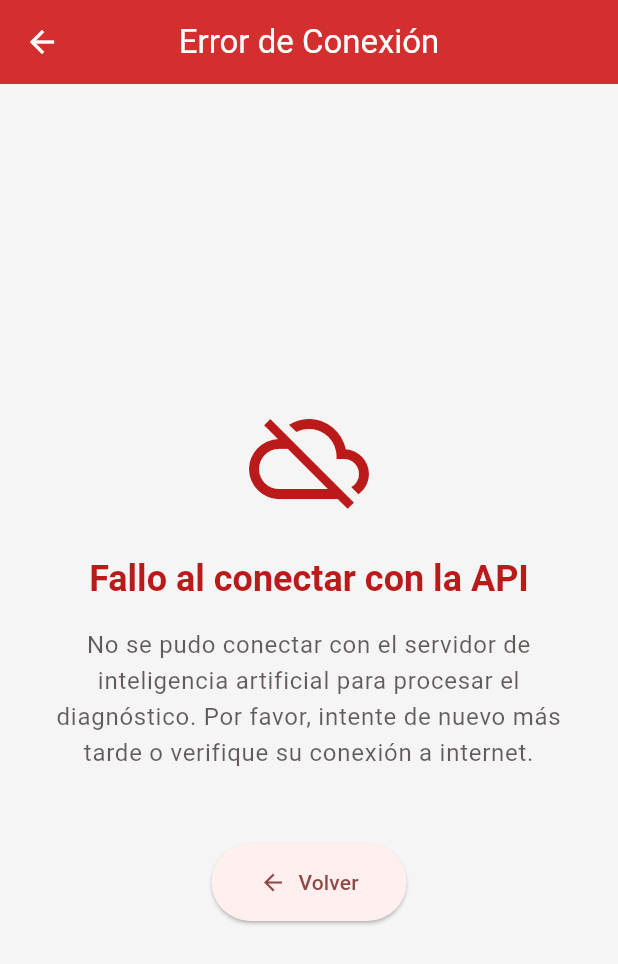
After one commit to 3LRexD/Final_PrograMovil, a Flutter app: the MlErrorView screen opened by its route, on a phone screen of 412 x 824 dp. The commit adds this screen. Shown: the top 964 px of the screen. Run offline on Flutter 3.47's test engine with Material 3 defaults, Android fonts, the phone set to English and light mode, and no system bars; our stand-ins replace camera, flutter_tts, get, permission_handler, speech_to_text.

Commit message:
check de conexion

```diff
--- a/final_moviles/lib/app/modules/first_aid/controllers/first_aid_controller.dart
+++ b/final_moviles/lib/app/modules/first_aid/controllers/first_aid_controller.dart
@@ -6,6 +6,7 @@ import 'package:get/get.dart';
 import 'package:permission_handler/permission_handler.dart';
 import 'package:speech_to_text/speech_to_text.dart';
 
+import '../../../routes/app_routes.dart';
 import '../../../services/sintoma_service.dart';
 
 enum CameraEstado { inicial, cargando, lista, sinPermiso, error }
@@ -45,6 +46,9 @@ class FirstAidController extends GetxController {
   final _tts = FlutterTts();
   bool _sttListo = false;
   Timer? _presionTimer;
+
+  int _cameraDiagnosisCount = 0;
+  int _audioDiagnosisCount = 0;
 
   @override
   void onInit() {
@@ -106,8 +110,13 @@ class FirstAidController extends GetxController {
   void iniciarPresion() {
     _presionTimer?.cancel();
     _presionTimer = Timer(const Duration(seconds: 3), () {
-      diagnostico.value = _diagCamara;
-      hablar(_diagCamara.tratamiento);
+      if (_cameraDiagnosisCount < 1) {
+        diagnostico.value = _diagCamara;
+        hablar(_diagCamara.tratamiento);
+        _cameraDiagnosisCount++;
+      } else {
+        Get.toNamed(AppRoutes.mlError);
+      }
     });
   }
 
@@ -185,9 +194,14 @@ class FirstAidController extends GetxController {
     await _detenerEscucha();
     analizando.value = true;
     try {
-      final res = await sintomas.analizar(texto);
-      diagnostico.value = res;
-      await hablar('${res.causa}. ${res.tratamiento}');
+      if (_audioDiagnosisCount < 1) {
+        final res = await sintomas.analizar(texto);
+        diagnostico.value = res;
+        await hablar('${res.causa}. ${res.tratamiento}');
+        _audioDiagnosisCount++;
+      } else {
+        Get.toNamed(AppRoutes.mlError);
+      }
     } catch (_) {
     } finally {
       analizando.value = false;
--- /dev/null
+++ b/final_moviles/lib/app/modules/first_aid/views/ml_error_view.dart
@@ -0,0 +1,62 @@
+import 'package:flutter/material.dart';
+import 'package:get/get.dart';
+
+class MlErrorView extends StatelessWidget {
+  const MlErrorView({super.key});
+
+  @override
+  Widget build(BuildContext context) {
+    final tema = Theme.of(context);
+
+    return Scaffold(
+      appBar: AppBar(
+        title: const Text('Error de Conexión'),
+        centerTitle: true,
+      ),
+      body: Center(
+        child: Padding(
+          padding: const EdgeInsets.all(24.0),
+          child: Column(
+            mainAxisAlignment: MainAxisAlignment.center,
+            children: [
+              Icon(
+                Icons.cloud_off,
+                size: 80,
+                color: tema.colorScheme.error,
+              ),
+              const SizedBox(height: 24),
+              Text(
+                'Fallo al conectar con la API',
+                style: tema.textTheme.headlineSmall?.copyWith(
+                  fontWeight: FontWeight.bold,
+                  color: tema.colorScheme.error,
+                ),
+                textAlign: TextAlign.center,
+              ),
+              const SizedBox(height: 16),
+              Text(
+                'No se pudo conectar con el servidor de inteligencia artificial para procesar el diagnóstico. Por favor, intente de nuevo más tarde o verifique su conexión a internet.',
+                style: tema.textTheme.bodyLarge?.copyWith(
+                  color: tema.colorScheme.onSurface.withOpacity(0.7),
+                ),
+                textAlign: TextAlign.center,
+              ),
+              const SizedBox(height: 48),
+              ElevatedButton.icon(
+                onPressed: () => Get.back(),
+                icon: const Icon(Icons.arrow_back),
+                label: const Text('Volver'),
+                style: ElevatedButton.styleFrom(
+                  padding: const EdgeInsets.symmetric(
+                    horizontal: 32,
+                    vertical: 16,
+                  ),
+                ),
+              ),
+            ],
+          ),
+        ),
+      ),
+    );
+  }
+}
--- a/final_moviles/lib/app/routes/app_pages.dart
+++ b/final_moviles/lib/app/routes/app_pages.dart
@@ -4,6 +4,7 @@ import '../modules/first_aid/bindings/first_aid_binding.dart';
 import '../modules/first_aid/views/first_aid_view.dart';
 import '../modules/home/bindings/home_binding.dart';
 import '../modules/home/views/home_view.dart';
+import '../modules/first_aid/views/ml_error_view.dart';
 import 'app_routes.dart';
 
 abstract class AppPages {
@@ -18,5 +19,9 @@ abstract class AppPages {
       page: () => const FirstAidView(),
       binding: FirstAidBinding(),
     ),
+    GetPage(
+      name: AppRoutes.mlError,
+      page: () => const MlErrorView(),
+    ),
   ];
 }
--- a/final_moviles/lib/app/routes/app_routes.dart
+++ b/final_moviles/lib/app/routes/app_routes.dart
@@ -2,4 +2,5 @@ abstract class AppRoutes {
   static const home = '/';
   static const firstAid = '/primeros-auxilios';
   static const navigation = '/navegacion';
+  static const mlError = '/ml-error';
 }
```
